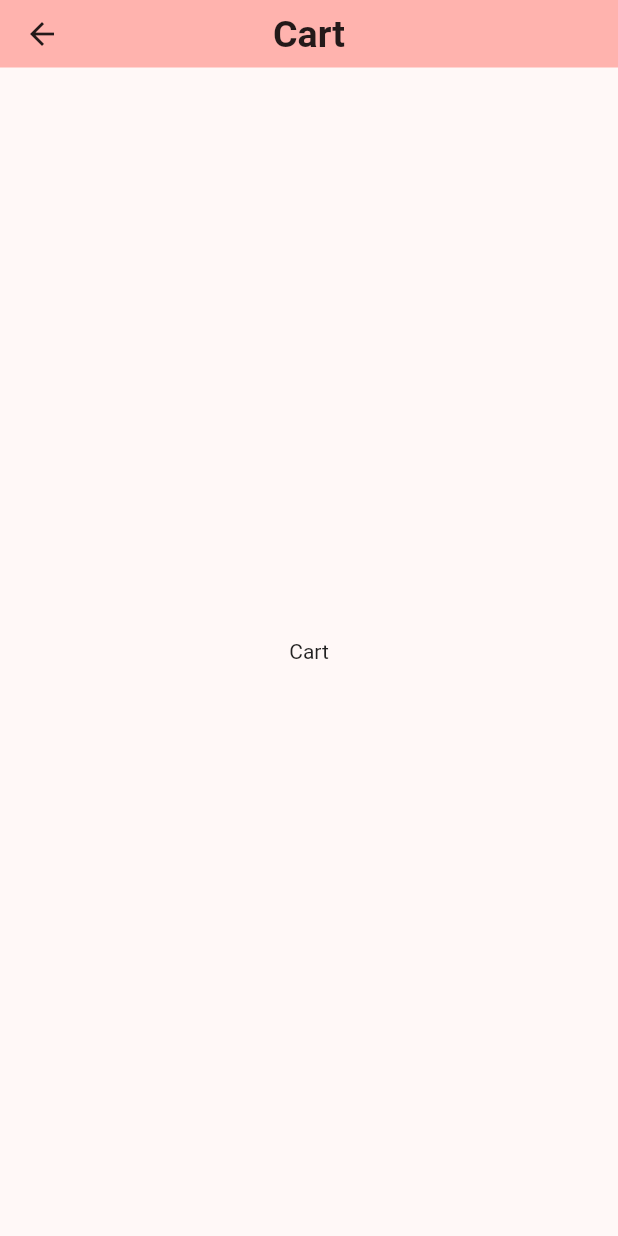
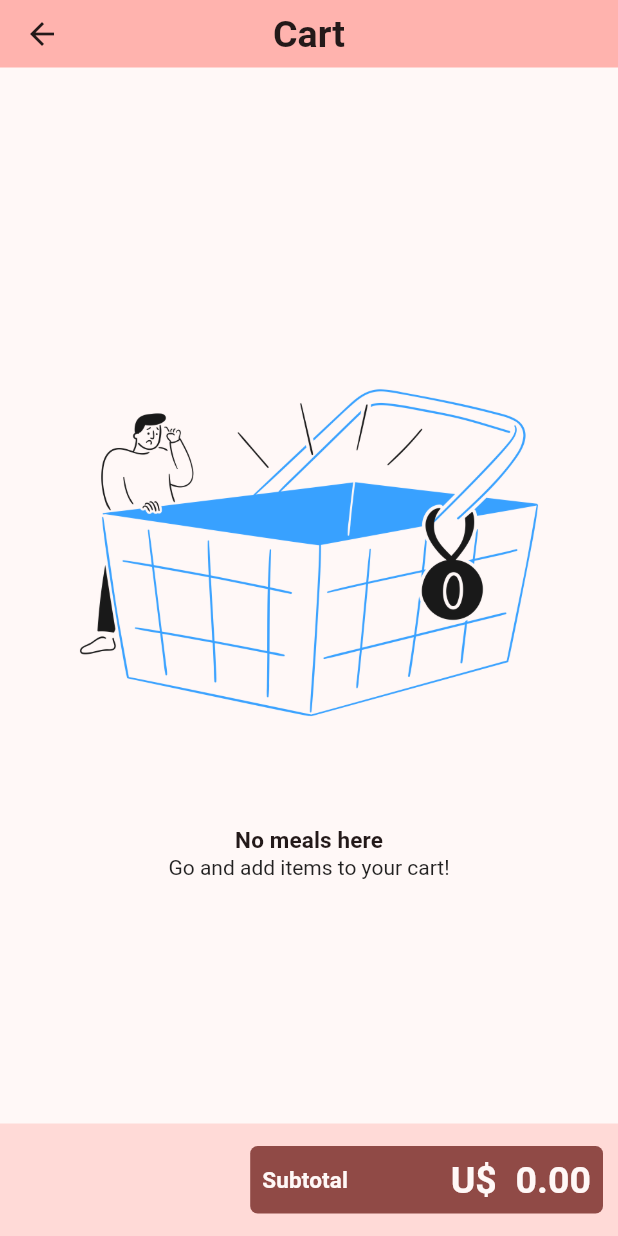
Before and after one commit to darcanj0/the_menu, a Flutter app: the screen it shows after launch, after a tap on the "shopping cart" icon, on a phone screen of 412 x 824 dp. Run offline on Flutter 3.47's test engine with Material 2 defaults, Android fonts, the light colour scheme and no system bars; our stand-ins replace google_fonts; Roboto replaces fonts that are missing (Vollkorn).

Commit message:
feat: all cart functions

```diff
--- /dev/null
+++ b/lib/components/helpers/empty_cart.dart
@@ -0,0 +1,31 @@
+import 'package:flutter/material.dart';
+
+class EmptyCart extends StatelessWidget {
+  const EmptyCart({required this.imageWidth, super.key});
+
+  final double imageWidth;
+
+  @override
+  Widget build(BuildContext context) {
+    final ThemeData theme = Theme.of(context);
+    final TextTheme textTheme = theme.textTheme;
+    return Column(
+      mainAxisAlignment: MainAxisAlignment.center,
+      crossAxisAlignment: CrossAxisAlignment.center,
+      children: [
+        Image(
+            width: imageWidth,
+            fit: BoxFit.cover,
+            image: const AssetImage('assets/images/meals/empty_cart.png')),
+        const SizedBox(
+          height: 20,
+        ),
+        Text(
+          'No meals here',
+          style: textTheme.labelLarge,
+        ),
+        const Text("Go and add items to your cart!")
+      ],
+    );
+  }
+}
--- a/lib/main.dart
+++ b/lib/main.dart
@@ -1,5 +1,6 @@
 import 'package:flutter/material.dart';
 import 'package:google_fonts/google_fonts.dart';
+import 'package:the_menu/models/cart.dart';
 import 'package:the_menu/models/dummy_data.dart';
 import 'package:the_menu/models/meal.dart';
 import 'package:the_menu/models/settings.dart';
@@ -59,6 +60,18 @@ class _MyAppState extends State<MyApp> {
   }
 
   bool isFavorite(Meal meal) => favoriteMeals.contains(meal);
+
+  //cart
+  Cart cart = Cart(items: []);
+
+  void addToCart(CartItem item) => setState(() => cart.addItem(item));
+
+  void removeFromCart(CartItem item) => setState(() {
+        cart.removeItem(item);
+      });
+
+  void changeItemAmmount(CartItem item, int newAmmount) =>
+      setState(() => cart.changeAmmount(item, newAmmount));
 
   @override
   Widget build(BuildContext context) {
@@ -123,10 +136,15 @@ class _MyAppState extends State<MyApp> {
             TabsPage(favoriteMeals: favoriteMeals),
         AppRoutes.categoryMeals.name: (_) =>
             CategoryMealsPage(filteredMeals: filteredMeals),
-        AppRoutes.cart.name: (_) => const CartPage(),
+        AppRoutes.cart.name: (_) => CartPage(
+              cart: cart,
+              onRemove: removeFromCart,
+              onChangeAmmount: changeItemAmmount,
+            ),
         AppRoutes.mealDetails.name: (_) => MealDetailsPage(
               onToggleFavorite: toggleFavoriteMeal,
               isFavorite: isFavorite,
+              onAddToCart: addToCart,
             ),
         AppRoutes.allMeals.name: (_) =>
             AllMealsPage(filteredMeals: filteredMeals),
--- a/lib/models/cart.dart
+++ b/lib/models/cart.dart
@@ -3,7 +3,7 @@ import 'package:the_menu/models/meal.dart';
 class Cart {
   final List<CartItem> items;
 
-  const Cart({required this.items});
+  Cart({required this.items});
 
   double get total => items
       .map((item) => item.total)
@@ -26,6 +26,13 @@ class Cart {
   void removeItem(CartItem item) {
     items.removeWhere((element) => element.meal.id == item.meal.id);
   }
+
+  void changeAmmount(CartItem item, int newAmmount) {
+    if (newAmmount <= 0) return removeItem(item);
+    items
+        .where((element) => item.meal.id == element.meal.id)
+        .forEach((element) => element.changeAmmount = newAmmount);
+  }
 }
 
 class CartItem {
--- a/lib/pages/cart_page.dart
+++ b/lib/pages/cart_page.dart
@@ -1,20 +1,101 @@
 import 'package:flutter/material.dart';
 import 'package:the_menu/components/app_bars/the_menu_app_bar.dart';
+import 'package:the_menu/components/buttons/checkout_float_button.dart';
+import 'package:the_menu/components/cards/cart_item_card.dart';
+import 'package:the_menu/components/helpers/empty_cart.dart';
+import 'package:the_menu/models/cart.dart';
 
 class CartPage extends StatefulWidget {
-  const CartPage({super.key});
+  const CartPage(
+      {required this.cart,
+      required this.onRemove,
+      required this.onChangeAmmount,
+      super.key});
+
+  final Cart cart;
+
+  final void Function(CartItem) onRemove;
+  final void Function(CartItem, int) onChangeAmmount;
 
   @override
   State<StatefulWidget> createState() => CartPageState();
 }
 
-class CartPageState extends State<StatefulWidget> {
+class CartPageState extends State<CartPage> {
   @override
   Widget build(BuildContext context) {
-    return const Scaffold(
-      appBar: TheMenuAppBar(title: 'Cart'),
-      body: Center(
-        child: Text('Cart'),
+    final ThemeData theme = Theme.of(context);
+    final ColorScheme colorScheme = theme.colorScheme;
+    final TextTheme textTheme = theme.textTheme;
+    return Scaffold(
+      appBar: const TheMenuAppBar(title: 'Cart'),
+      body: Padding(
+        padding: const EdgeInsets.all(5),
+        child: LayoutBuilder(
+          builder: (context, constraints) => widget.cart.items.isEmpty
+              ? Center(
+                  child: EmptyCart(
+                    imageWidth: constraints.maxWidth * 0.8,
+                  ),
+                )
+              : SizedBox(
+                  width: constraints.maxWidth,
+                  child: ListView.builder(
+                    itemCount: widget.cart.items.length,
+                    itemBuilder: (ctx, index) => CartItemCard(
+                      cartItem: widget.cart.items[index],
+                      onRemove: widget.onRemove,
+                      onChangeAmmount: widget.onChangeAmmount,
+                    ),
+                  ),
+                ),
+        ),
+      ),
+      floatingActionButton: widget.cart.items.isEmpty
+          ? const SizedBox()
+          : const CheckoutFloatButton(),
+      bottomNavigationBar: Container(
+        height: 75,
+        color: colorScheme.secondaryContainer,
+        child: Padding(
+          padding: const EdgeInsets.symmetric(horizontal: 10),
+          child: Row(
+            mainAxisAlignment: MainAxisAlignment.end,
+            children: [
+              const Flexible(flex: 2, child: SizedBox()),
+              Flexible(
+                flex: 3,
+                child: Container(
+                  decoration: BoxDecoration(
+                    borderRadius: const BorderRadius.all(Radius.circular(5)),
+                    color: colorScheme.primary,
+                  ),
+                  child: Row(
+                    mainAxisAlignment: MainAxisAlignment.spaceBetween,
+                    children: [
+                      Padding(
+                        padding: const EdgeInsets.all(8.0),
+                        child: Text(
+                          'Subtotal',
+                          style: textTheme.labelLarge!
+                              .copyWith(color: colorScheme.background),
+                        ),
+                      ),
+                      Padding(
+                        padding: const EdgeInsets.all(8.0),
+                        child: Text(
+                          'U\$  ${(widget.cart.total).toStringAsFixed(2)}',
+                          style: textTheme.headlineLarge!
+                              .copyWith(color: colorScheme.background),
+                        ),
+                      )
+                    ],
+                  ),
+                ),
+              )
+            ],
+          ),
+        ),
       ),
     );
   }
--- a/lib/pages/settings_page.dart
+++ b/lib/pages/settings_page.dart
@@ -46,14 +46,14 @@ class _SettingsPageState extends State<SettingsPage> {
       appBar: const TheMenuAppBar(title: 'Settings'),
       body: Column(
         children: [
-          SizedBox(
+          const SizedBox(
             height: SettingsPage.sectionPaddingInPx,
           ),
           Row(
             mainAxisAlignment: MainAxisAlignment.start,
             children: [
               Padding(
-                padding: EdgeInsets.symmetric(
+                padding: const EdgeInsets.symmetric(
                     horizontal: SettingsPage.sectionPaddingInPx),
                 child: Text(
                   'Filters',
```
Also changed, not shown: lib/components/buttons/checkout_float_button.dart (added, +24 -0 lines), lib/components/cards/cart_item_card.dart (added, +84 -0 lines), lib/pages/meal_details_page.dart (+9 -2 lines), assets/images/meals/empty_cart.png (added).
